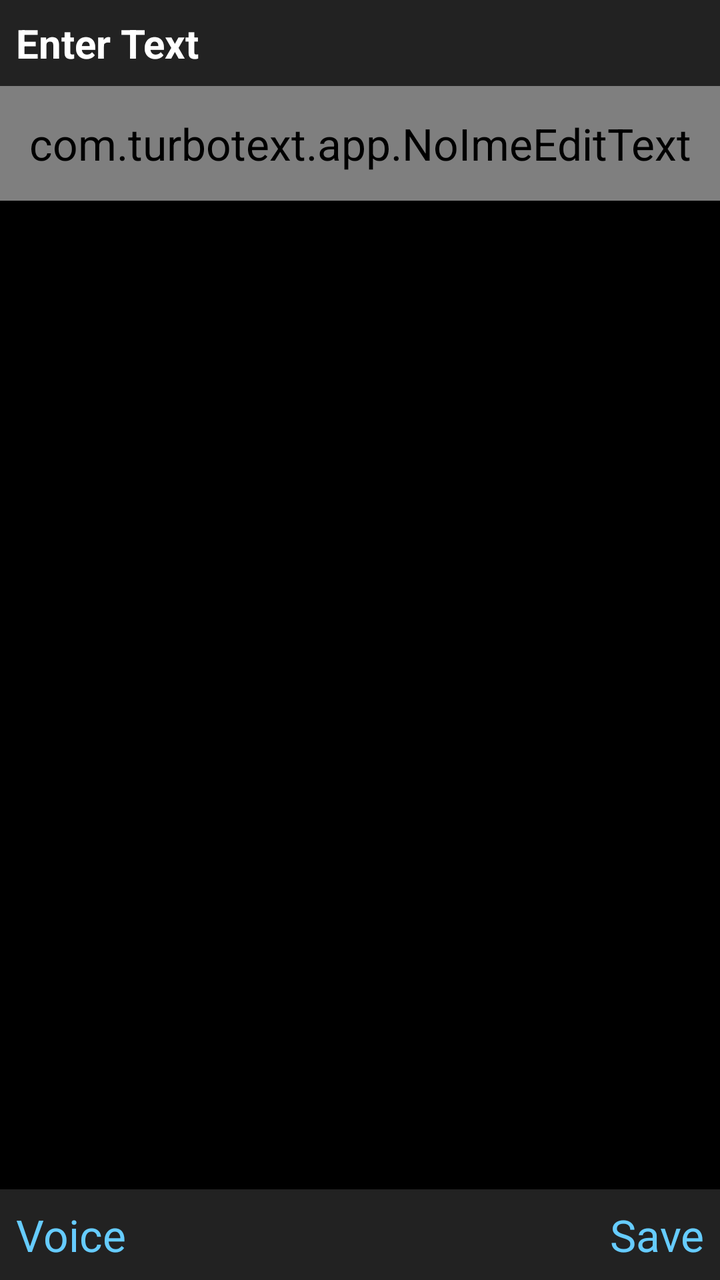
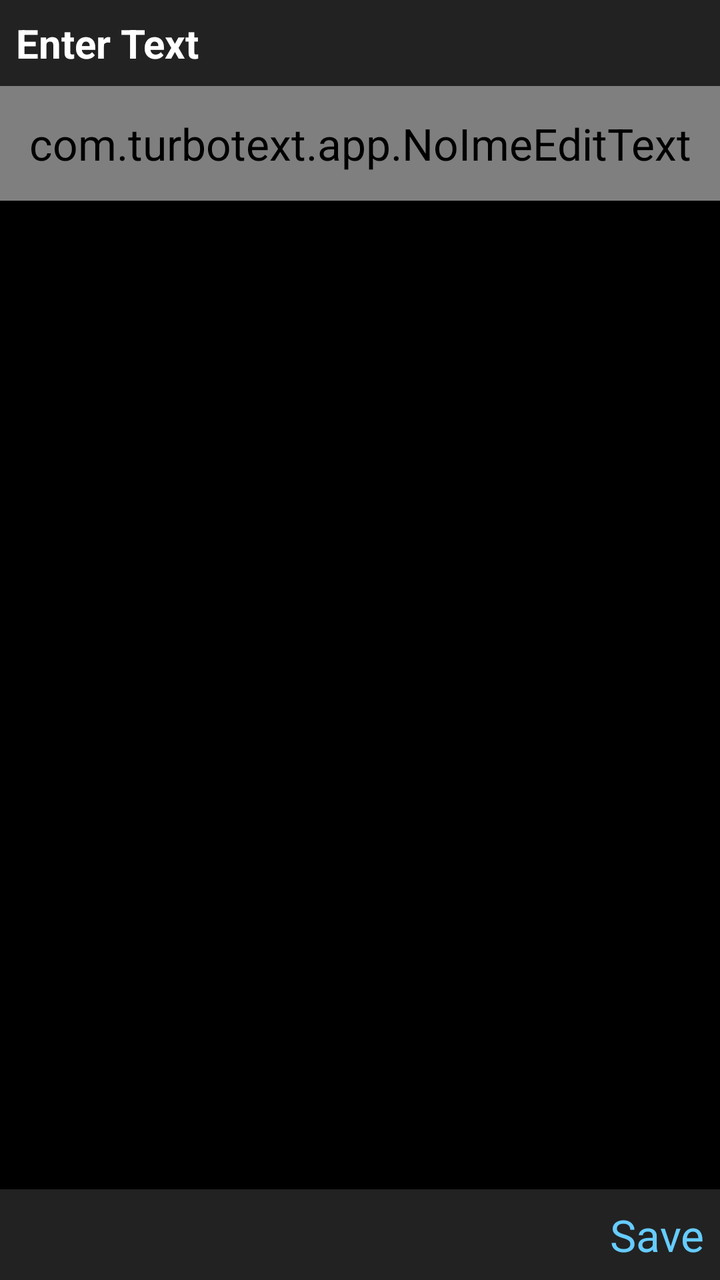

Before-and-after screenshots of an Android layout around one commit, followed by the original layout XML and the change that was made.
<!-- AndroidManifest.xml: application theme Theme.TurboText -->
<!-- res/layout/activity_text_entry.xml -->
<?xml version="1.0" encoding="utf-8"?>
<LinearLayout xmlns:android="http://schemas.android.com/apk/res/android"
    android:layout_width="match_parent"
    android:layout_height="match_parent"
    android:orientation="vertical"
    android:background="@android:color/black">

    <TextView
        android:id="@+id/textEntryTitle"
        android:layout_width="match_parent"
        android:layout_height="wrap_content"
        android:text="Enter Text"
        android:textColor="@android:color/white"
        android:textStyle="bold"
        android:textSize="20sp"
        android:padding="8dp"
        android:background="#222222" />

    <com.turbotext.app.NoImeEditText
        android:id="@+id/fieldText"
        android:layout_width="match_parent"
        android:layout_height="wrap_content"
        android:minHeight="48dp"
        android:padding="14dp"
        android:textColor="@android:color/white"
        android:textColorHint="#666666"
        android:textSize="18sp"
        android:background="#1a1a1a"
        android:inputType="none"
        android:cursorVisible="false"
        android:focusable="true"
        android:focusableInTouchMode="true" />

    <TextView
        android:id="@+id/modeIndicator"
        android:layout_width="match_parent"
        android:layout_height="wrap_content"
        android:textColor="#66CCFF"
        android:textSize="14sp"
        android:padding="4dp" />

    <TextView
        android:id="@+id/suggestionsBar"
        android:layout_width="match_parent"
        android:layout_height="wrap_content"
        android:textColor="#80D8FF"
        android:textSize="18sp"
        android:paddingStart="8dp"
        android:paddingEnd="8dp"
        android:visibility="gone" />

    <TextView
        android:id="@+id/listeningIndicator"
        android:layout_width="match_parent"
        android:layout_height="wrap_content"
        android:textColor="#80D8FF"
        android:textSize="14sp"
        android:padding="4dp"
        android:visibility="gone" />

    <View
        android:layout_width="match_parent"
        android:layout_height="0dp"
        android:layout_weight="1" />

    <LinearLayout
        android:layout_width="match_parent"
        android:layout_height="wrap_content"
        android:orientation="horizontal"
        android:background="#222222"
        android:padding="8dp">

        <TextView
            android:id="@+id/softLeftLabel2"
            android:layout_width="0dp"
            android:layout_height="wrap_content"
            android:layout_weight="1"
            android:text="@string/softkey_voice"
            android:textColor="#66CCFF" />

        <TextView
            android:id="@+id/softRightLabel2"
            android:layout_width="0dp"
            android:layout_height="wrap_content"
            android:layout_weight="1"
            android:gravity="end"
            android:text="@string/softkey_save"
            android:textColor="#66CCFF" />
    </LinearLayout>

</LinearLayout>
<!-- resources referenced by this layout -->
<resources>
  <string name="softkey_save">Save</string>
  <string name="softkey_voice">Voice</string>
  <style name="Theme.TurboText" parent="Theme.AppCompat.NoActionBar">
          <item name="android:textSize">22sp</item>
          <item name="android:colorBackground">@android:color/black</item>
          <item name="android:textColor">@android:color/white</item>
      </style>
</resources>

<!-- the commit's change to res/layout/activity_text_entry.xml (unified diff, before → after) -->
@@ -32,21 +32,15 @@
         android:focusableInTouchMode="true" />
 
     <TextView
-        android:id="@+id/modeIndicator"
-        android:layout_width="match_parent"
-        android:layout_height="wrap_content"
-        android:textColor="#66CCFF"
-        android:textSize="14sp"
-        android:padding="4dp" />
-
-    <TextView
         android:id="@+id/suggestionsBar"
         android:layout_width="match_parent"
         android:layout_height="wrap_content"
         android:textColor="#80D8FF"
         android:textSize="18sp"
-        android:paddingStart="8dp"
-        android:paddingEnd="8dp"
+        android:paddingStart="12dp"
+        android:paddingEnd="12dp"
+        android:maxLines="3"
+        android:ellipsize="end"
         android:visibility="gone" />
 
     <TextView
@@ -75,7 +69,6 @@
             android:layout_width="0dp"
             android:layout_height="wrap_content"
             android:layout_weight="1"
-            android:text="@string/softkey_voice"
             android:textColor="#66CCFF" />
 
         <TextView
<!-- resource entries referenced after the edit -->
@@ -1,7 +1,6 @@
 <!-- resources referenced by this layout -->
 <resources>
   <string name="softkey_save">Save</string>
-  <string name="softkey_voice">Voice</string>
   <style name="Theme.TurboText" parent="Theme.AppCompat.NoActionBar">
           <item name="android:textSize">22sp</item>
           <item name="android:colorBackground">@android:color/black</item>
